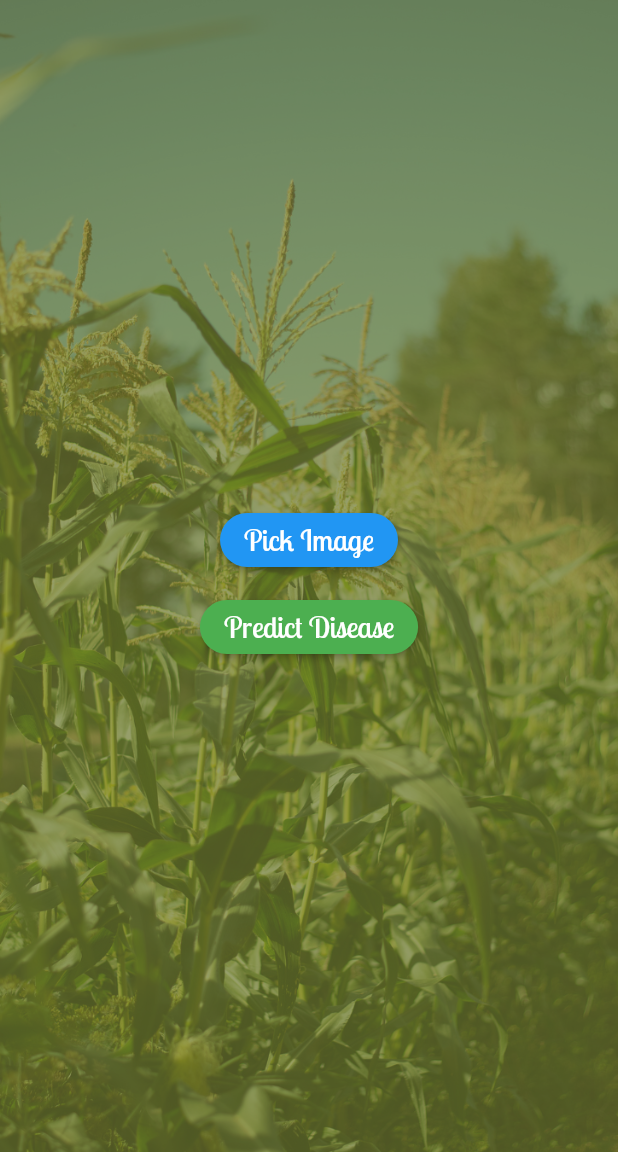
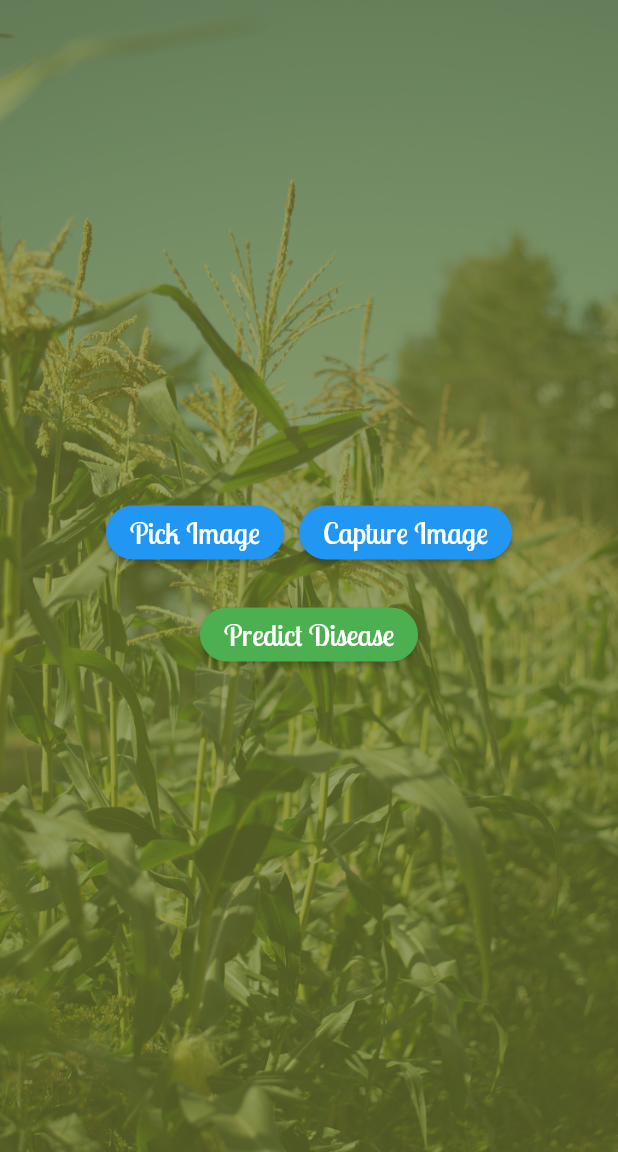
Before and after one commit to uditmahato/mobile_app_for_maize_plant_disease_detection, a Flutter app: the HomePage screen opened by its route, on a phone screen of 412 x 824 dp, the part 84-1236 px from its top. Run offline on Flutter 3.47's test engine with Material 2 defaults, Android fonts, the phone set to English and light mode, and no system bars; our stand-ins replace firebase_auth, firebase_core, firebase_database, image_picker, open_file, pdf; missing offline and left inert: dart:html; accounts and stored records are empty.

```diff
--- a/maizeplant/lib/generate_pdf.dart
+++ b/maizeplant/lib/generate_pdf.dart
@@ -1,4 +1,5 @@
 import 'package:flutter/material.dart';
+// ignore: avoid_web_libraries_in_flutter
 import 'dart:html' as html;
 import 'package:pdf/pdf.dart';
 import 'package:pdf/widgets.dart' as pw;
@@ -51,13 +52,13 @@ class GeneratePdfPage {
                 ),
                 pw.SizedBox(height: 30),
                 pw.Text(
-                  'Symptoms\n: $symptoms',
+                  'Symptoms: \n$symptoms',
                   style: pw.TextStyle(fontSize: 16),
                   textAlign: pw.TextAlign.center,
                 ),
                 pw.SizedBox(height: 30),
                 pw.Text(
-                  'Treatments\n: $treatments',
+                  'Treatments: \n$treatments',
                   style: pw.TextStyle(fontSize: 16),
                   textAlign: pw.TextAlign.center,
                 ),
--- a/maizeplant/lib/home_page.dart
+++ b/maizeplant/lib/home_page.dart
@@ -1,6 +1,5 @@
 import 'dart:typed_data';
 import 'dart:convert';
-
 import 'package:firebase_auth/firebase_auth.dart';
 import 'package:firebase_database/firebase_database.dart';
 import 'package:flutter/material.dart';
@@ -8,6 +7,7 @@ import 'package:image_picker/image_picker.dart';
 import 'package:http/http.dart' as http;
 import 'package:maizeplant/feedback_page.dart';
 import 'package:maizeplant/login_page.dart';
+import 'package:image_picker/image_picker.dart';
 
 import 'display_image_page.dart';
 
@@ -66,6 +66,24 @@ class _HomePageState extends State<HomePage> {
       print('Failed to pick and process image: $e');
       ScaffoldMessenger.of(context).showSnackBar(
         SnackBar(content: Text('Failed to pick and process image: $e')),
+      );
+    }
+  }
+
+  Future<void> _captureImage() async {
+    try {
+      final pickedImage =
+          await ImagePicker().pickImage(source: ImageSource.camera);
+      if (pickedImage == null) return;
+      final imageData = await pickedImage.readAsBytes();
+      setState(() {
+        _imageData = imageData;
+      });
+      print('Image captured successfully.');
+    } catch (e) {
+      print('Failed to capture and process image: $e');
+      ScaffoldMessenger.of(context).showSnackBar(
+        SnackBar(content: Text('Failed to capture and process image: $e')),
       );
     }
   }
@@ -240,6 +258,9 @@ class _HomePageState extends State<HomePage> {
                 },
               ),
             SizedBox(height: 10.0),
+            Row(
+              mainAxisAlignment: MainAxisAlignment.center,
+              children: [
                 ElevatedButton(
                   onPressed: () => _pickImage(ImageSource.gallery),
                   child: Text('Pick Image', style: TextStyle(fontSize: 20.0)),
@@ -250,11 +271,25 @@ class _HomePageState extends State<HomePage> {
                     ),
                   ),
                 ),
-              SizedBox(height: 10.0),
+                SizedBox(width: 10.0), // Add some spacing between buttons
+                ElevatedButton(
+                  onPressed: () =>
+                      _captureImage(), // Call the capture image function
+                  child:
+                      Text('Capture Image', style: TextStyle(fontSize: 20.0)),
+                  style: ElevatedButton.styleFrom(
+                    primary: Colors.blue,
+                    shape: RoundedRectangleBorder(
+                      borderRadius: BorderRadius.circular(20),
+                    ),
+                  ),
+                ),
+              ],
+            ),
+            SizedBox(height: 20.0),
             ElevatedButton(
               onPressed: _runModelOnImage,
-                child:
-                    Text('Predict Disease', style: TextStyle(fontSize: 20.0)),
+              child: Text('Predict Disease', style: TextStyle(fontSize: 20.0)),
               style: ElevatedButton.styleFrom(
                 primary: Colors.green,
                 shape: RoundedRectangleBorder(
@@ -263,8 +298,7 @@ class _HomePageState extends State<HomePage> {
               ),
             ),
           ],
-          ),
-        ),
+        )),
       ),
     );
   }
--- a/maizeplant/pubspec.yaml
+++ b/maizeplant/pubspec.yaml
@@ -13,7 +13,6 @@ dependencies:
   flutter:
     sdk: flutter
   cupertino_icons: ^1.0.2
-  image_picker: ^1.0.1
   tflite_flutter: ^0.10.1
   tflite_flutter_helper_plus: ^0.0.2
   firebase_core: ^2.15.1
@@ -22,6 +21,7 @@ dependencies:
   pdf: ^3.8.4
   open_file: ^3.3.2
   path_provider: ^2.1.1
+  image_picker: ^1.0.4
 
 dev_dependencies:
   flutter_test:
```
Also changed, not shown: maizeplant/lib/main.dart (+4 -10 lines), maizeplant/pubspec.lock. Lines whose indentation alone changed are shown as unchanged.
